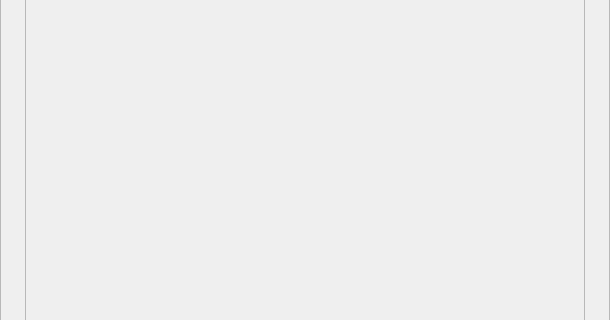
The window that board.ui (gustavosand/ChessProject) describes before a commit, drawn with Qt 5; both pictures show x 0 to 610 and y 110 to 430 of the 610 by 610 pixel window.
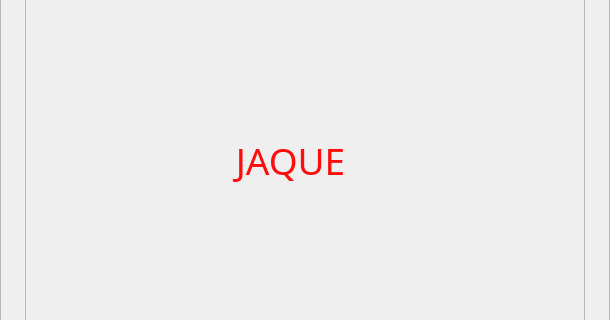
The same window after the commit. Icons and pictures are not drawn.

Diff of the .ui file:
```diff
--- a/board.ui
+++ b/board.ui
@@ -91,6 +91,45 @@
         <property name="frameShadow">
          <enum>QFrame::Raised</enum>
         </property>
+        <widget class="QLabel" name="checkAlert">
+         <property name="geometry">
+          <rect>
+           <x>170</x>
+           <y>200</y>
+           <width>191</width>
+           <height>91</height>
+          </rect>
+         </property>
+         <property name="font">
+          <font>
+           <family>Gill Sans Ultra Bold Condensed</family>
+           <pointsize>28</pointsize>
+           <weight>50</weight>
+           <italic>false</italic>
+           <bold>false</bold>
+           <underline>false</underline>
+           <strikeout>false</strikeout>
+           <stylestrategy>PreferDefault</stylestrategy>
+           <kerning>true</kerning>
+          </font>
+         </property>
+         <property name="layoutDirection">
+          <enum>Qt::RightToLeft</enum>
+         </property>
+         <property name="styleSheet">
+          <string notr="true">color: rgb(255, 12, 12);
+font: 28pt &quot;Gill Sans Ultra Bold Condensed&quot;;</string>
+         </property>
+         <property name="text">
+          <string>JAQUE</string>
+         </property>
+         <property name="alignment">
+          <set>Qt::AlignCenter</set>
+         </property>
+         <property name="wordWrap">
+          <bool>false</bool>
+         </property>
+        </widget>
        </widget>
       </item>
      </layout>
```
Left out of the diff: 4 changed lines with no effect on the pictures.
